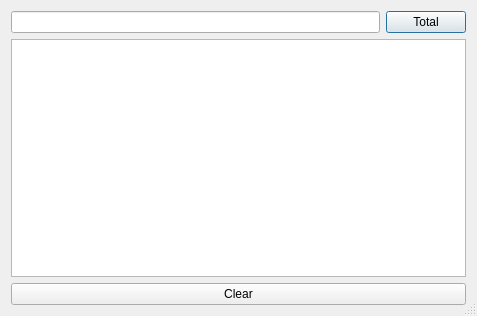
This is Renovo/Renovo.ui in mleach64/Renovo as Qt 5 draws it before an edit. The edited form follows.
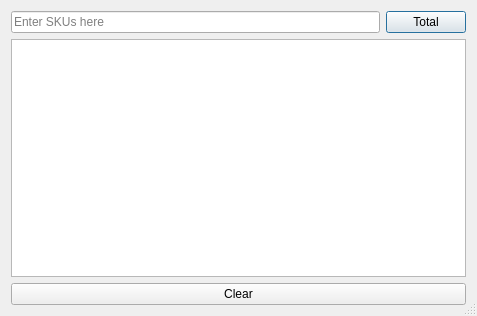
This is the edited form.

```diff
--- a/Renovo/Renovo.ui
+++ b/Renovo/Renovo.ui
@@ -23,7 +23,17 @@
    <item>
     <layout class="QHBoxLayout" name="horizontalLayout">
      <item>
-      <widget class="QLineEdit" name="SKU_LineEdit"/>
+      <widget class="QLineEdit" name="SKU_LineEdit">
+       <property name="inputMask">
+        <string/>
+       </property>
+       <property name="placeholderText">
+        <string>Enter SKUs here</string>
+       </property>
+       <property name="clearButtonEnabled">
+        <bool>false</bool>
+       </property>
+      </widget>
      </item>
      <item>
       <widget class="QPushButton" name="Total_Button">
```
Left out of the diff: 6 changed lines with no effect on the pictures.
